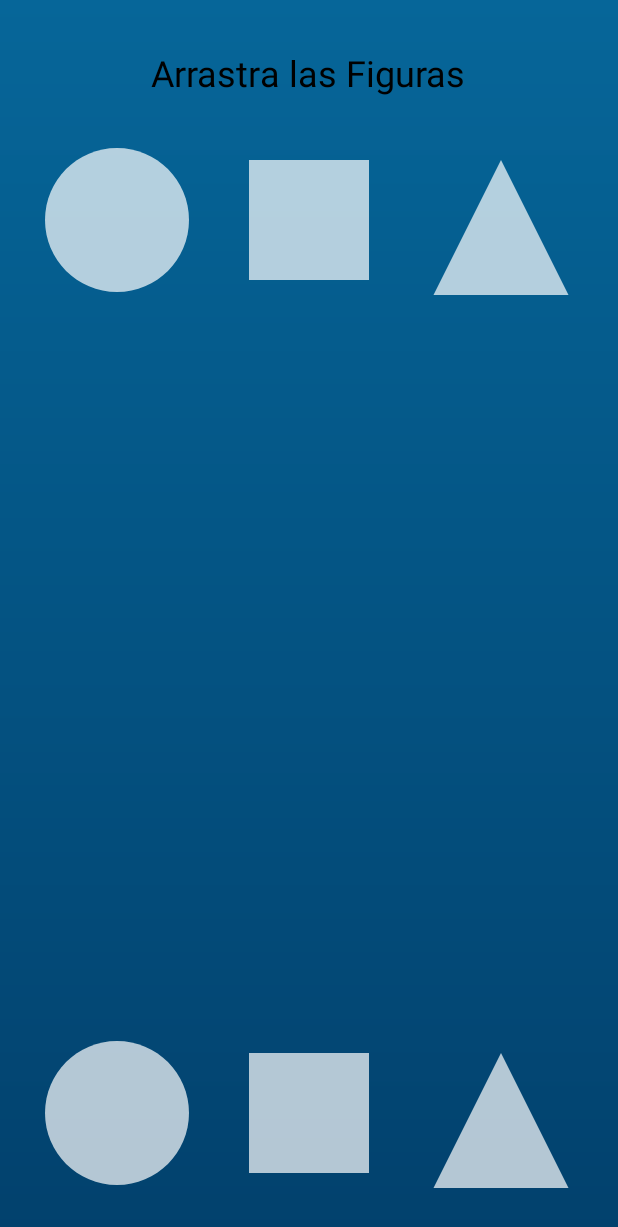
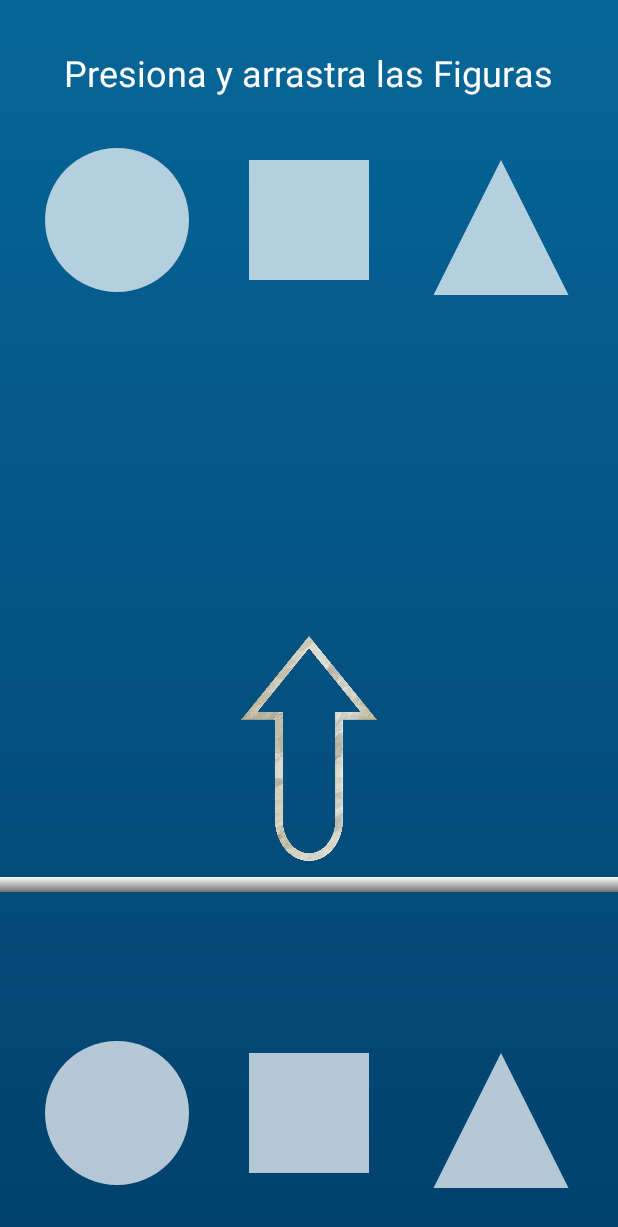
Before and after one commit to VictorHCH/AutiTec, an Android app: the Formas screen opened directly, with no data from a screen before it, on a phone screen of 412 x 824 dp. Shown: the top 1227 px of the screen. Run offline under Robolectric (Android 15) with nearby library versions, the light colour scheme and no system bars.

Commit message:
3.2.8
Cosas extras de las formas

```diff
--- /dev/null
+++ b/Carrusel/app/src/main/res/drawable/lineablanca.xml
@@ -0,0 +1,13 @@
+<?xml version="1.0" encoding="utf-8"?>
+<!-- _bg__inicio_ek2 from your XD file. -->
+<shape xmlns:android="http://schemas.android.com/apk/res/android"
+	android:shape="rectangle" >
+	<gradient
+		android:startColor="@color/white"
+		android:centerColor="@color/white2"
+		android:angle="100"
+
+		android:centerY="1.5"
+		android:centerX="100"
+		></gradient>
+</shape>
--- a/Carrusel/app/src/main/res/layout/formas.xml
+++ b/Carrusel/app/src/main/res/layout/formas.xml
@@ -30,6 +30,29 @@
         app:srcCompat="@drawable/ic_baseline_adb_24" />
 
     <ImageView
+        android:id="@+id/lineablanca"
+        android:layout_width="match_parent"
+        android:layout_height="10dp"
+        android:layout_marginTop="520dp"
+        android:tag="figure2"
+        app:layout_constraintEnd_toEndOf="parent"
+        app:layout_constraintStart_toStartOf="parent"
+        app:layout_constraintTop_toBottomOf="@+id/statusTextView"
+        app:srcCompat="@drawable/lineablanca"
+        />
+
+    <ImageView
+        android:id="@+id/flechaarriba"
+        android:layout_width="120dp"
+        android:layout_height="150dp"
+        android:layout_marginBottom="250dp"
+        android:tag="figure2"
+        app:layout_constraintBottom_toBottomOf="parent"
+        app:layout_constraintEnd_toEndOf="parent"
+        app:layout_constraintStart_toStartOf="parent"
+        app:srcCompat="@drawable/flechaarriba"/>
+
+    <ImageView
         android:id="@+id/drag2ImageView"
         android:layout_width="100dp"
         android:layout_height="100dp"
@@ -45,8 +68,8 @@
         android:layout_width="wrap_content"
         android:layout_height="wrap_content"
         android:layout_marginTop="32dp"
-        android:text="Arrastra las Figuras"
-        android:textColor="@android:color/black"
+        android:text="Presiona y arrastra las Figuras"
+        android:textColor="@android:color/white"
         android:textSize="24sp"
         app:layout_constraintEnd_toEndOf="parent"
         app:layout_constraintHorizontal_bias="0.497"
```
Also changed, not shown: Carrusel/app/src/main/res/drawable/flechaarriba.png (added).
